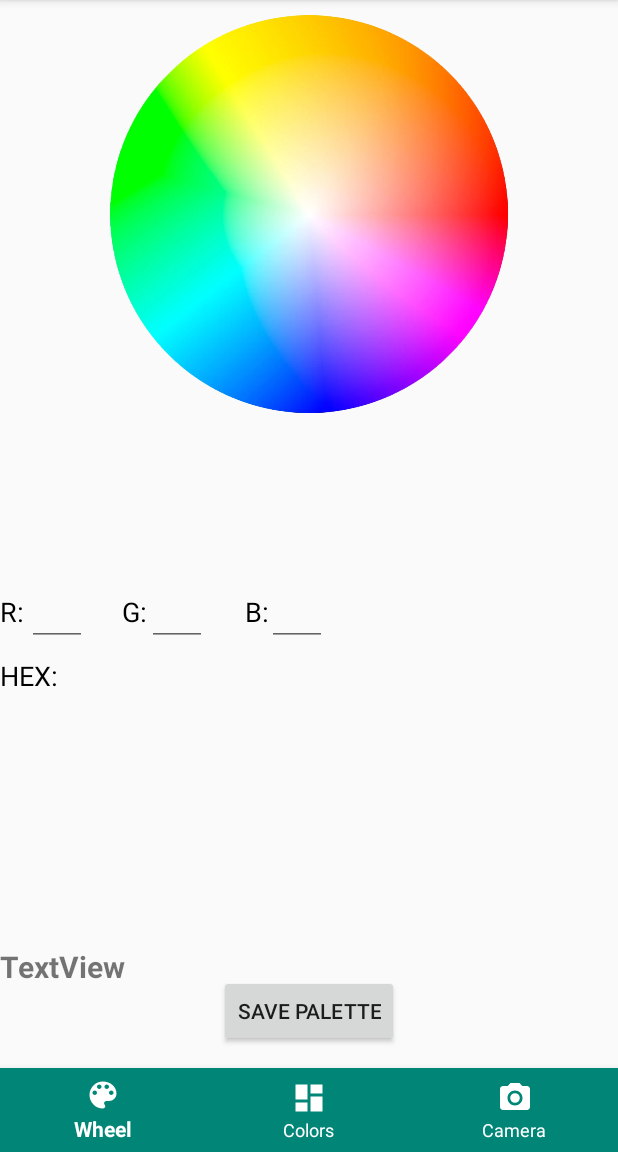
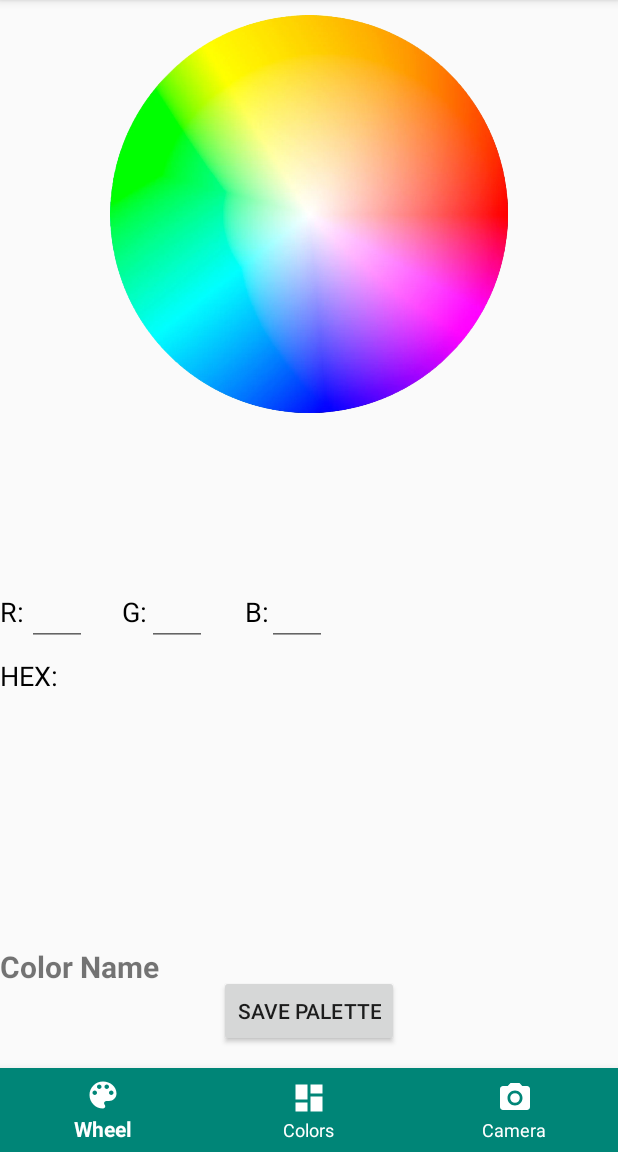
Before and after one commit to VishBK/PrettyColors, an Android app: the screen it shows after launch (MainActivity), after a tap on "SAVE PALETTE", on a phone screen of 412 x 824 dp, the part 84-1236 px from its top. Run offline under Robolectric (Android 15) with nearby library versions, the phone set to English and light mode, and no system bars; our stand-ins replace Volley.

Commit message:
Cleaned up some stuff

```diff
--- a/app/src/main/java/com/example/vishk/prettycolors/CameraFragment.java
+++ b/app/src/main/java/com/example/vishk/prettycolors/CameraFragment.java
@@ -57,8 +57,7 @@ public class CameraFragment extends Fragment implements View.OnTouchListener {
 
         saveButton.setOnClickListener(new View.OnClickListener() {
             public void onClick(View v) {
-                palette = new PaletteItem(hsv1, hsv2, hsv3, "Untitled");
-//                palette = new PaletteItem("camera dummy", "Vish");
+                palette = new PaletteItem(hsv1, hsv2, hsv3, "Camera");
                 ColorsFragment.addPalette(palette);
             }
         });
--- a/app/src/main/java/com/example/vishk/prettycolors/ColorsFragment.java
+++ b/app/src/main/java/com/example/vishk/prettycolors/ColorsFragment.java
@@ -20,7 +20,6 @@ import java.util.List;
  */
 public class ColorsFragment extends Fragment {
 
-    private View mColorView1, mColorView2, mColorView3;
     private RecyclerView recyclerView;
     private RecyclerView.Adapter adapter;
     View v;
@@ -42,11 +41,7 @@ public class ColorsFragment extends Fragment {
         recyclerView.setHasFixedSize(false);
         recyclerView.setLayoutManager(new LinearLayoutManager(getActivity()));
 
-//        for (int i = 0; i < 10; i++) {
-//            PaletteItem paletteItem = new PaletteItem("Title" + i, "dummy description");
-//            paletteItems.add(paletteItem);
-//        }
-        adapter = new PaletteListAdapter(paletteItems, getActivity());
+        adapter = new PaletteListAdapter(paletteItems);
         recyclerView.setAdapter(adapter);
 
         return v;
--- a/app/src/main/java/com/example/vishk/prettycolors/PaletteListAdapter.java
+++ b/app/src/main/java/com/example/vishk/prettycolors/PaletteListAdapter.java
@@ -1,6 +1,5 @@
 package com.example.vishk.prettycolors;
 
-import android.content.Context;
 import android.graphics.Color;
 import android.support.annotation.NonNull;
 import android.support.v7.widget.RecyclerView;
@@ -12,7 +11,6 @@ import android.view.View;
 import android.view.ViewGroup;
 import android.widget.LinearLayout;
 import android.widget.TextView;
-import android.widget.Toast;
 
 import java.util.List;
 
@@ -20,11 +18,9 @@ import java.util.List;
 public class PaletteListAdapter extends RecyclerView.Adapter<PaletteListAdapter.ViewHolder> {
 
     private List<PaletteItem> paletteItems;
-    private Context context;
 
-    public PaletteListAdapter(List<PaletteItem> paletteItems, Context context) {
+    public PaletteListAdapter(List<PaletteItem> paletteItems) {
         this.paletteItems = paletteItems;
-        this.context = context;
     }
 
 
@@ -85,7 +81,7 @@ public class PaletteListAdapter extends RecyclerView.Adapter<PaletteListAdapter.
         public ViewHolder(View itemView) {
             super(itemView);
 
-            textViewTitle = (TextView) itemView.findViewById(R.id.textViewTitle);
+            textViewTitle = itemView.findViewById(R.id.textViewTitle);
             colorView1 = itemView.findViewById(R.id.colorView1);
             colorView2 = itemView.findViewById(R.id.colorView2);
             colorView3 = itemView.findViewById(R.id.colorView3);
--- a/app/src/main/java/com/example/vishk/prettycolors/WheelFragment.java
+++ b/app/src/main/java/com/example/vishk/prettycolors/WheelFragment.java
@@ -72,8 +72,6 @@ public class WheelFragment extends Fragment implements View.OnTouchListener {
 
         saveButton.setOnClickListener(new View.OnClickListener() {
             public void onClick(View v) {
-                paletteItem = new PaletteItem(hsv1, hsv2, hsv3, colorName.getText().toString());
-                ColorsFragment.addPalette(paletteItem);
                 try {
                     int r = Integer.parseInt(mEditR.getText().toString());
                     int g = Integer.parseInt(mEditG.getText().toString());
@@ -112,6 +110,9 @@ public class WheelFragment extends Fragment implements View.OnTouchListener {
                                     @Override
                                     public void onResponse(JSONObject response) {
                                         colorName.setText(parse(response.toString()));
+
+                                        paletteItem = new PaletteItem(hsv1, hsv2, hsv3, colorName.getText().toString());
+                                        ColorsFragment.addPalette(paletteItem);
                                     }
                                 }, new Response.ErrorListener() {
 
@@ -124,7 +125,6 @@ public class WheelFragment extends Fragment implements View.OnTouchListener {
 
                         // Access the RequestQueue through your singleton class.
                         queue.add(jsonObjectRequest);
-                        //parse();
 
                         colorName.setTextColor(Color.HSVToColor(hsv1));
                         mColorView1.setBackgroundColor(Color.HSVToColor(hsv1));
--- a/app/src/main/res/layout/fragment_wheel.xml
+++ b/app/src/main/res/layout/fragment_wheel.xml
@@ -105,7 +105,7 @@
         android:layout_alignParentStart="true"
         android:layout_alignParentBottom="true"
         android:layout_marginBottom="110dp"
-        android:text="TextView"
+        android:text="Color Name"
         android:textStyle="bold"
         android:textSize="20dp" />
 
--- a/app/src/main/res/layout/palette_item.xml
+++ b/app/src/main/res/layout/palette_item.xml
@@ -1,7 +1,9 @@
 <?xml version="1.0" encoding="utf-8"?>
 <LinearLayout xmlns:android="http://schemas.android.com/apk/res/android"
-    android:orientation="vertical" android:layout_width="match_parent"
-    android:layout_height="wrap_content">
+    xmlns:app="http://schemas.android.com/apk/res-auto"
+    android:layout_width="match_parent"
+    android:layout_height="wrap_content"
+    android:orientation="vertical">
 
     <android.support.v7.widget.CardView
         android:layout_width="match_parent"
```
